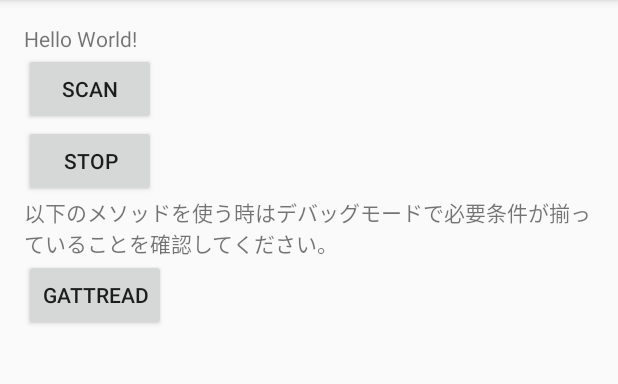
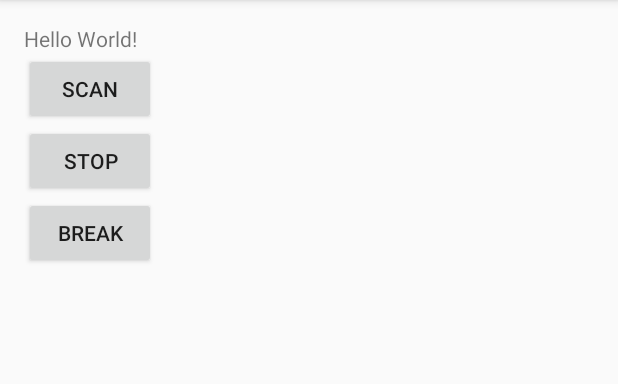
Before and after one commit to joken/heatbuster, an Android app: the MainActivity screen opened directly, with no data from a screen before it, on a phone screen of 412 x 824 dp, the part 84-468 px from its top. Run offline under Robolectric (Android 15) with nearby library versions, the phone set to English and light mode, and no system bars; 1 statement that could not run was skipped.

```diff
--- a/BLEtest/app/src/main/res/layout/activity_main.xml
+++ b/BLEtest/app/src/main/res/layout/activity_main.xml
@@ -27,15 +27,10 @@
         android:text="stop"
         android:onClick="onClickStop"/>
 
-    <TextView
-        android:layout_width="wrap_content"
-        android:layout_height="wrap_content"
-        android:text="以下のメソッドを使う時はデバッグモードで必要条件が揃っていることを確認してください。"/>
-
     <Button
         android:layout_width="wrap_content"
         android:layout_height="wrap_content"
-        android:text="GATTread"
-        android:onClick="onClickRead"/>
+        android:text="break"
+        android:onClick="onClickBreak"/>
 
 </LinearLayout>
```
Also changed, not shown: BLEtest/app/src/main/java/io/github/joken/bletest/MainActivity.java (+19 -10 lines).
